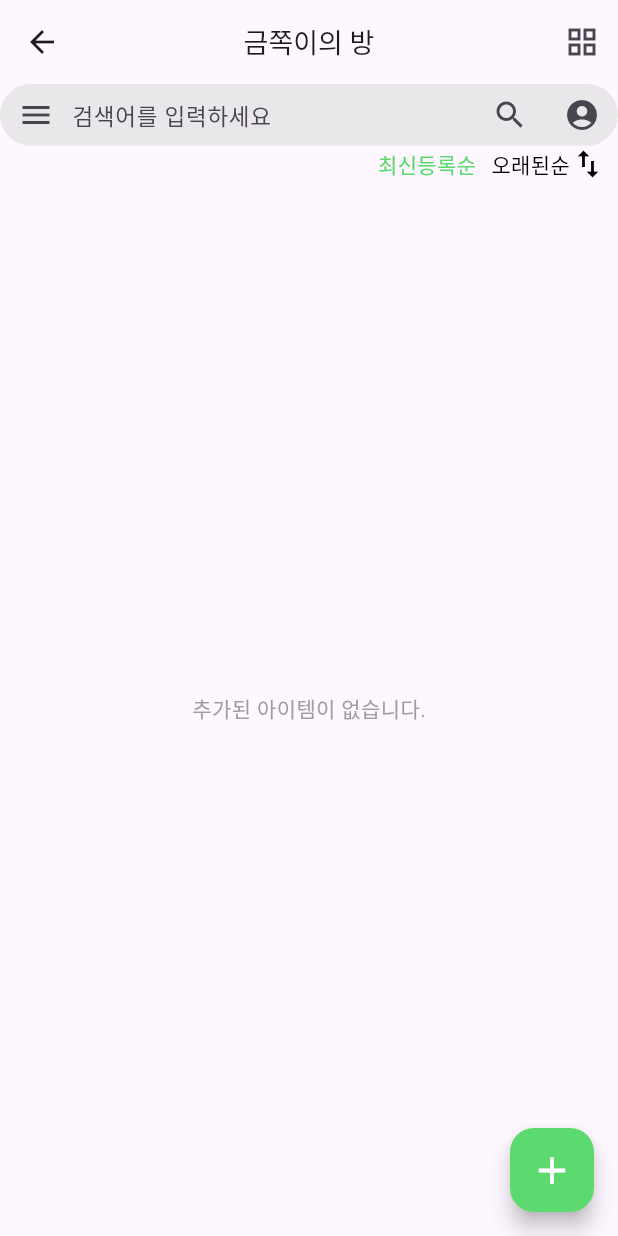
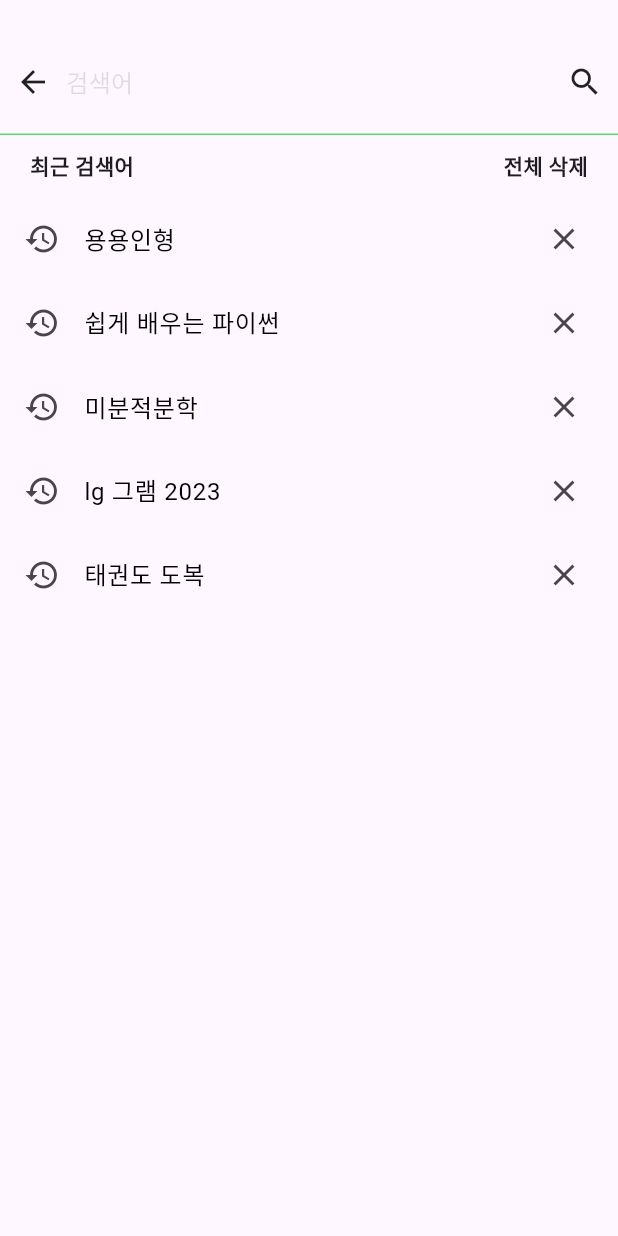
Before and after one commit to YonginUniv-AI-Service-LAB/YIU-AISL-ADizzi-APP, a Flutter app: the ContainerScreen screen opened directly, after a tap on the "search" icon, on a phone screen of 412 x 824 dp. Run offline on Flutter 3.47's test engine with Material 3 defaults, Android fonts, the phone set to English and light mode, and no system bars.

Commit message:
feat: SearchDetail 페이지 ui 구현

```diff
--- a/lib/custom/search_bar.dart
+++ b/lib/custom/search_bar.dart
@@ -1,4 +1,5 @@
 import 'package:flutter/material.dart';
+import 'package:yiu_aisl_adizzi_app/screens/searchDetail/search_detail.dart';
 
 import '../screens/mypage/mypage.dart';
 
@@ -22,7 +23,10 @@ class CustomSearchBar extends StatelessWidget {
             ),
             IconButton(
               onPressed: () {
-                // 검색 아이콘 클릭 시 동작
+                Navigator.pushReplacement(
+                  context,
+                  MaterialPageRoute(builder: (contest) =>  SearchDetail()),
+                );
               },
               icon: const Icon(Icons.search),
             ),
@@ -30,7 +34,7 @@ class CustomSearchBar extends StatelessWidget {
               onPressed: () {
                 Navigator.pushReplacement(
                     context,
-                    MaterialPageRoute(builder: (contest) => const MyPage()),
+                    MaterialPageRoute(builder: (contest) =>  MyPage()),
                 );
               },
               icon: const Icon(Icons.account_circle),
@@ -67,8 +71,8 @@ class SearchBarContainer extends StatelessWidget {
         color: const Color.fromRGBO(214, 214, 214, 0.5),
         borderRadius: BorderRadius.circular(50),
       ),
-      width: MediaQuery.of(context).size.width * 15,
-      height:MediaQuery.of(context).size.width * 0.1,
+      width: MediaQuery.of(context).size.width * 0.9,
+      height: MediaQuery.of(context).size.width * 0.13,
       child: child,
     );
   }
@@ -81,12 +85,12 @@ class StyledInputBase extends StatelessWidget {
   Widget build(BuildContext context) {
     return const TextField(
       style: TextStyle(
-        fontSize: 15.0, // 폰트 크기 조절
+        fontSize: 15.0,
       ),
       decoration: InputDecoration(
         hintText: '검색어를 입력하세요',
         border: InputBorder.none,
-        contentPadding: EdgeInsets.symmetric(vertical: 10.0),
+        contentPadding: EdgeInsets.symmetric(vertical: 6.0, horizontal: 5.0), // 패딩 조정
       ),
     );
   }
--- a/lib/screens/container/container_screen.dart
+++ b/lib/screens/container/container_screen.dart
@@ -17,7 +17,7 @@ class _ContainerScreenState extends State<ContainerScreen> {
   Widget build(BuildContext context) {
     return Scaffold(
       appBar: AppBar(
-        title: Text(
+        title: const Text(
           '금쪽이의 방',
           style: TextStyle(fontSize: 18),
         ),
@@ -37,7 +37,7 @@ class _ContainerScreenState extends State<ContainerScreen> {
       ),
       body: Column(
         children: [
-          CustomSearchBar(
+          const CustomSearchBar(
 
           ),
           Padding(
@@ -78,7 +78,7 @@ class _ContainerScreenState extends State<ContainerScreen> {
               ],
             ),
           ),
-          Expanded(
+          const Expanded(
             child: Center(
               child: Text(
                 '추가된 아이템이 없습니다.',
--- /dev/null
+++ b/lib/screens/searchDetail/search_detail.dart
@@ -0,0 +1,89 @@
+import 'package:flutter/material.dart';
+
+import '../../widgets/searchList.dart';
+
+class SearchDetail extends StatelessWidget {
+   List<String> searchData = [
+    '용용인형',
+    '쉽게 배우는 파이썬',
+    '미분적분학',
+    'lg 그램 2023',
+    '태권도 도복',
+  ];
+
+   SearchDetail({super.key});
+
+  @override
+  Widget build(BuildContext context) {
+    return Material(
+      child: Column(
+        children: [
+          const SizedBox(height: 20),
+          const SearchContainer(),
+          const DeleteRecentContainer(),
+          Expanded(
+            child: SearchList(searchData: searchData),
+          ),
+        ],
+      ),
+    );
+  }
+}
+
+class SearchContainer extends StatelessWidget {
+  const SearchContainer({super.key});
+
+  @override
+  Widget build(BuildContext context) {
+    return Container(
+      padding: const EdgeInsets.symmetric(horizontal: 10),
+      height: 70,
+      decoration: const BoxDecoration(
+        border: Border(
+          bottom: BorderSide(color: Color(0xFF5DDA6F)),
+        ),
+      ),
+      child: const Row(
+        children: [
+          Icon(Icons.arrow_back),
+          SizedBox(width: 10),
+          Expanded(
+            child: Text(
+              '검색어',
+              style: TextStyle(
+                fontSize: 16,
+                fontWeight: FontWeight.normal,
+                color: Colors.black12,
+              ),
+            ),
+          ),
+          Icon(Icons.search),
+        ],
+      ),
+    );
+  }
+}
+
+class DeleteRecentContainer extends StatelessWidget {
+  const DeleteRecentContainer({super.key});
+
+  @override
+  Widget build(BuildContext context) {
+    return const Padding(
+      padding: EdgeInsets.symmetric(horizontal: 20, vertical: 10),
+      child: Row(
+        mainAxisAlignment: MainAxisAlignment.spaceBetween,
+        children: [
+          Text(
+            '최근 검색어',
+            style: TextStyle(fontSize: 14, fontWeight: FontWeight.bold),
+          ),
+          Text(
+            '전체 삭제',
+            style: TextStyle(fontSize: 14, fontWeight: FontWeight.bold),
+          ),
+        ],
+      ),
+    );
+  }
+}
--- a/lib/screens/temp/temp.dart
+++ b/lib/screens/temp/temp.dart
@@ -1,6 +1,7 @@
 import 'package:flutter/material.dart';
 import 'package:yiu_aisl_adizzi_app/screens/changePwd/change_pwd_screen.dart';
 import 'package:yiu_aisl_adizzi_app/screens/mypage/mypage.dart';
+import 'package:yiu_aisl_adizzi_app/screens/searchDetail/search_detail.dart';
 import 'package:yiu_aisl_adizzi_app/screens/signIn/signIn_screen.dart';
 import 'package:yiu_aisl_adizzi_app/screens/signUp/signUp_screen.dart';
 import '../container/container_screen.dart';
@@ -92,6 +93,14 @@ class _TempStartScreenState extends State<TempStartScreen>
                 );
               },
               child: Text('Container 페이지'),
+            ),ElevatedButton(
+              onPressed: () {
+                Navigator.push(
+                  context,
+                  MaterialPageRoute(builder: (context) => SearchDetail()),
+                );
+              },
+              child: Text('SearchDetail 페이지'),
             ),
           ],
         ),
--- /dev/null
+++ b/lib/widgets/searchList.dart
@@ -0,0 +1,25 @@
+import 'package:flutter/cupertino.dart';
+import 'package:flutter/material.dart';
+
+class SearchList extends StatelessWidget {
+  final List<String> searchData;
+
+  const SearchList({super.key, required this.searchData});
+
+  @override
+  Widget build(BuildContext context) {
+    return ListView.builder(
+      itemCount: searchData.length,
+      itemBuilder: (context, index) {
+        return ListTile(
+          leading: const Icon(Icons.restore),
+          title: Text(
+            searchData[index],
+            style: const TextStyle(color: Colors.black),
+          ),
+          trailing: const Icon(Icons.clear),
+        );
+      },
+    );
+  }
+}
```
